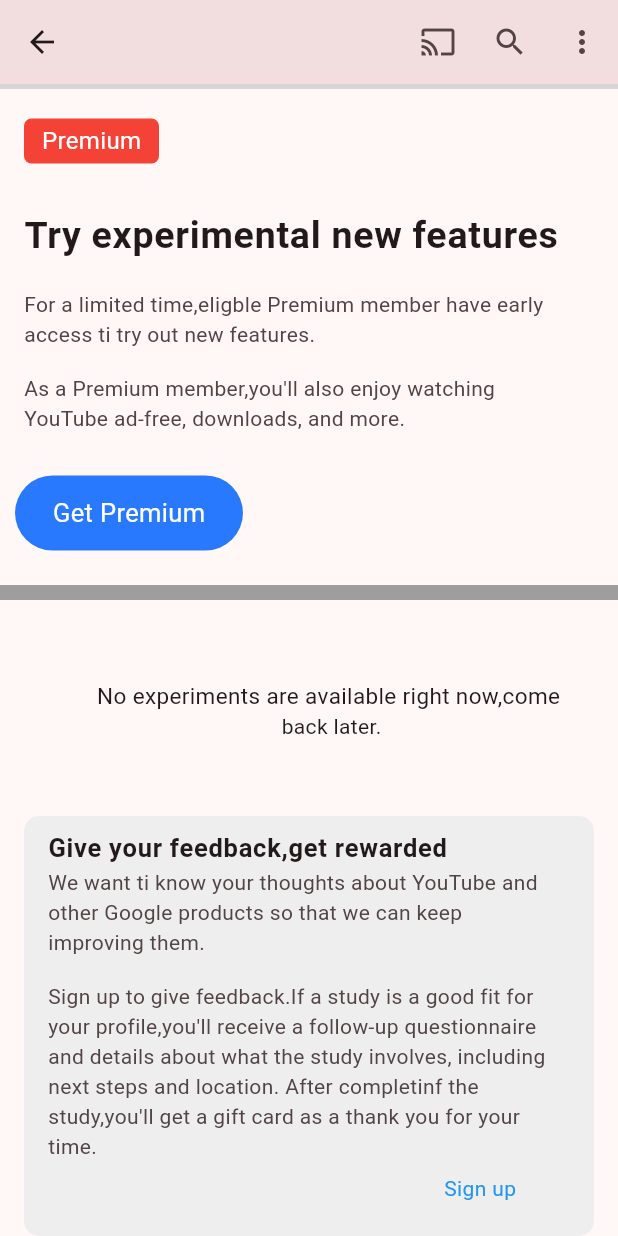
After one commit to thetngonmay/youtube_clone, a Flutter app: the ExperimentalPage screen opened directly, scrolled down 297 dp, after a tap on the "cast" icon, on a phone screen of 412 x 824 dp. The commit adds this screen. Run offline on Flutter 3.47's test engine with Material 3 defaults, Android fonts, the phone set to English and light mode, and no system bars; drawn by our look-alikes of cached_network_image; our stand-ins replace bloc, flutter_bloc; network calls fail; grey boxes are pictures that could not be loaded.

Commit message:
Add Setting page

```diff
--- /dev/null
+++ b/lib/ui/pages/setting/experimental_page.dart
@@ -0,0 +1,162 @@
+import 'package:cached_network_image/cached_network_image.dart';
+import 'package:flutter/cupertino.dart';
+import 'package:flutter/material.dart';
+
+class ExperimentalPage extends StatefulWidget{
+  @override
+  State<StatefulWidget> createState() {
+    return ExperimentialPageState();
+  }
+
+}
+class ExperimentialPageState extends State<ExperimentalPage>{
+  @override
+  Widget build(BuildContext context) {
+    return Scaffold(
+      appBar: AppBar(
+        actions: [
+          IconButton(onPressed: onCastClick, icon: Icon(Icons.cast),),
+          IconButton(onPressed: onSearchClick, icon: Icon(Icons.search),),
+          IconButton(onPressed: onMoreClick, icon: Icon(Icons.more_vert_outlined),),
+        ],
+      ),
+      body: SingleChildScrollView(
+          child: Padding(
+              padding: EdgeInsets.zero,
+            child: Column(
+              crossAxisAlignment: CrossAxisAlignment.center,
+              children: [
+                Container(
+                  padding: EdgeInsets.only(),
+                  child: ClipRRect(
+                    borderRadius: BorderRadius.all(Radius.circular(1)),
+                    child: CachedNetworkImage(
+                      width: 500,
+                      height: 300,
+                      fit: BoxFit.cover,
+                      progressIndicatorBuilder: (context ,url ,progress)=>Center(
+                        child: CircularProgressIndicator(
+                          value: progress.progress,
+                        ),
+                      ),
+                      imageUrl: "https://www.shutterstock.com/image-photo/retro-golden-microphone-headphones-on-600nw-694098472.jpg",
+                    ),
+                  ),
+                ),
+                SizedBox(height: 20,),
+                Container(
+                  margin: EdgeInsets.only(left: 10,right: 300),
+                  width: 90,
+                  height: 30,
+                  decoration: BoxDecoration(
+                      color: Colors.red,
+                      borderRadius: BorderRadius.circular(5)
+                  ),
+                  child: Row(
+                    crossAxisAlignment: CrossAxisAlignment.center,
+                    mainAxisAlignment: MainAxisAlignment.center,
+                    children: [
+                      Text("Premium",style: TextStyle(fontSize: 16,color: Colors.white),),
+                    ],
+                  ),
+                ),
+                SizedBox(height: 20,),
+                Column(
+                  crossAxisAlignment: CrossAxisAlignment.start,
+                  mainAxisAlignment: MainAxisAlignment.start,
+                  children: [
+                    ListTile(
+                      title: Text("Try experimental new features",style: TextStyle(fontWeight: FontWeight.bold,fontSize: 25),),
+                    ),
+                    ListTile(
+                      subtitle: Text("For a limited time,eligble Premium member have early access ti try out new features."),
+                    ),
+                    ListTile(
+                      subtitle: Text("As a Premium member,you'll also enjoy watching YouTube ad-free, downloads, and more."),
+                    ),
+                  ],
+                ),
+                SizedBox(height: 20,),
+                Container(
+                  margin: EdgeInsets.only(left: 10,right: 250),
+                  width: 200,
+                  height: 50,
+                  decoration: BoxDecoration(
+                      color: Colors.blueAccent[400],
+                      borderRadius: BorderRadius.circular(50)
+                  ),
+                  child: Row(
+                    crossAxisAlignment: CrossAxisAlignment.center,
+                    mainAxisAlignment: MainAxisAlignment.center,
+                    children: [
+                      Text("Get Premium",style: TextStyle(fontSize: 17,color: Colors.white),),
+                    ],
+                  ),
+                ),
+                SizedBox(height: 20,),
+                Divider(
+                  thickness: 10,
+                  color: Colors.grey,
+                ),
+                SizedBox(height: 50,),
+                Container(
+                  padding: EdgeInsets.only(left: 50,right: 20),
+                  child: Column(
+                    crossAxisAlignment: CrossAxisAlignment.center,
+                    mainAxisAlignment: MainAxisAlignment.center,
+                    children: [
+                      Text("No experiments are available right now,come ",style: TextStyle(fontSize: 15),),
+                      Text("back later.")
+                    ],
+                  ),
+                ),
+                SizedBox(height: 50,),
+                Container(
+                  width: 380,
+                  height: 280,
+                  decoration: BoxDecoration(
+                    color: Colors.grey[200],
+                    borderRadius: BorderRadius.circular(10),
+                  ),
+                  child: Column(
+                    crossAxisAlignment: CrossAxisAlignment.start,
+                    mainAxisAlignment: MainAxisAlignment.start,
+                    children: [
+                      ListTile(
+                        title: Text("Give your feedback,get rewarded",style: TextStyle(fontSize: 17,fontWeight: FontWeight.bold),) ,
+                        subtitle: Text("We want ti know your thoughts about YouTube and other Google products so that we can keep improving them."),
+                      ),
+                      ListTile(
+                        subtitle: Text("Sign up to give feedback.If a study is a good fit for your profile,you'll receive a follow-up questionnaire and details about what the study involves, including next steps and location. After completinf the study,you'll get a gift card as a thank you for your time."),
+                      ),
+                      Container(
+                        padding: EdgeInsets.only(left: 280),
+                        child: Column(
+                          crossAxisAlignment: CrossAxisAlignment.end,
+                          mainAxisAlignment: MainAxisAlignment.end,
+                          children: [
+                            Text("Sign up",style: TextStyle(color: Colors.blue,),)
+                    ],
+                  ),
+                ),
+              ],
+            ),
+      ),
+        ]
+      ),
+    ),
+      ),
+    );
+  }
+
+
+  void onCastClick() {
+  }
+
+  void onSearchClick() {
+
+  }
+
+  void onMoreClick() {
+  }
+}
--- a/lib/ui/pages/setting/purchases_and_memberships_page.dart
+++ /dev/null
@@ -1,22 +0,0 @@
-import 'package:flutter/cupertino.dart';
-import 'package:flutter/material.dart';
-
-class PurchasesAndMemberships extends StatefulWidget{
-  @override
-  State<StatefulWidget> createState() {
-    return PurchasesAndMembershipsPageState();
-  }
-
-}
-class PurchasesAndMembershipsPageState extends State<PurchasesAndMemberships>{
-  @override
-  Widget build(BuildContext context) {
-    return Scaffold(
-      appBar: AppBar(
-        title: Text("Purchases and memberships",style: TextStyle(fontWeight: FontWeight.bold),),
-      ),
-
-    );
-  }
-
-}
--- a/lib/ui/pages/setting/setting_page.dart
+++ b/lib/ui/pages/setting/setting_page.dart
@@ -5,6 +5,7 @@
 import 'package:youtube_clone/ui/pages/setting/billing_and_payments.dart';
 import 'package:youtube_clone/ui/pages/setting/caption_preferences_page.dart';
 import 'package:youtube_clone/ui/pages/setting/connected_apps_page.dart';
+import 'package:youtube_clone/ui/pages/setting/experimental_page.dart';
 import 'package:youtube_clone/ui/pages/setting/family_center_page.dart';
 import 'package:youtube_clone/ui/pages/setting/general_setting_page.dart';
 import 'package:youtube_clone/ui/pages/setting/notification_setting_page.dart';
@@ -247,6 +248,10 @@
                        Navigator.push(context, MaterialPageRoute(
                            builder: (context)=>PurchasesPage()));
                      }
+                     else if (item.text=="Try experimental new features"){
+                       Navigator.push(context, MaterialPageRoute(
+                           builder: (context)=>ExperimentalPage()));
+                     }
 
                    },
                    title: Text(item.text),
```
